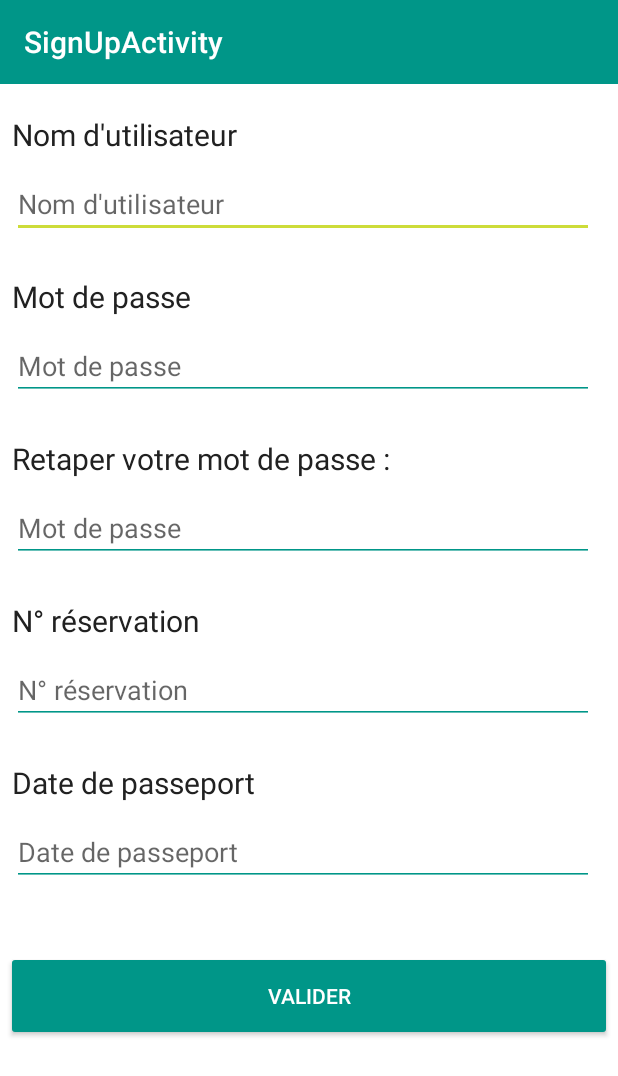
After one commit to Symsystem/Fidel, an Android app: the SignUpActivity screen opened directly, with no data from a screen before it, on a phone screen of 412 x 824 dp. The commit adds this screen. Shown: the top 1076 px of the screen. Run offline under Robolectric (Android 15) with nearby library versions, the phone set to English and light mode, and no system bars.

Commit message:
SignUpActivity

```diff
--- a/app/src/main/AndroidManifest.xml
+++ b/app/src/main/AndroidManifest.xml
@@ -20,6 +20,14 @@
             android:name=".ConnectActivity"
             android:label="@string/title_activity_connect" >
         </activity>
+        <activity
+            android:name=".SignUpActivity"
+            android:label="@string/title_activity_sign_up"
+            android:parentActivityName=".ConnectActivity" >
+            <meta-data
+                android:name="android.support.PARENT_ACTIVITY"
+                android:value="com.fidel.fidel.ConnectActivity" />
+        </activity>
     </application>
 
 </manifest>
--- /dev/null
+++ b/app/src/main/java/com/fidel/fidel/SignUpActivity.java
@@ -0,0 +1,26 @@
+package com.fidel.fidel;
+
+import android.support.v7.app.ActionBarActivity;
+import android.os.Bundle;
+import android.view.Menu;
+import android.view.MenuItem;
+import android.support.v7.widget.Toolbar;
+
+
+public class SignUpActivity extends ActionBarActivity {
+
+    Toolbar toolbar;
+
+    @Override
+    protected void onCreate(Bundle savedInstanceState) {
+        super.onCreate(savedInstanceState);
+        setContentView(R.layout.activity_sign_up);
+
+
+        toolbar = (Toolbar) findViewById(R.id.toolbar);
+        setSupportActionBar(toolbar);
+        getSupportActionBar().setDisplayShowHomeEnabled(true);
+    }
+
+
+}
--- a/app/src/main/res/layout/activity_connect.xml
+++ b/app/src/main/res/layout/activity_connect.xml
@@ -47,36 +47,38 @@
         <TextView
             android:layout_width="fill_parent"
             android:layout_height="wrap_content"
-            android:text="Entrez votre login :"
+            android:text="@string/login"
             android:textSize="20dp"
-            android:paddingBottom="10dp"/>
+            android:paddingBottom="10dp"
+            android:textColor="@color/primary_text"/>
 
         <EditText
             android:layout_width="match_parent"
             android:layout_height="wrap_content"
             android:id="@+id/editLogin"
-            android:hint="Login"
+            android:hint="@string/login"
             android:layout_marginBottom="25dp"/>
 
         <TextView
             android:layout_width="fill_parent"
             android:layout_height="wrap_content"
-            android:text="Entrez votre mot de passe :"
+            android:text="@string/password"
             android:textSize="20dp"
-            android:paddingBottom="10dp"/>
+            android:paddingBottom="10dp"
+            android:textColor="@color/primary_text"/>
 
         <EditText
             android:layout_width="match_parent"
             android:layout_height="wrap_content"
             android:id="@+id/editpassword"
-            android:hint="Mot de passe"
+            android:hint="@string/password"
             android:layout_marginBottom="25dp"/>
 
         <Button
             android:layout_width="fill_parent"
             android:layout_height="wrap_content"
             style="@style/MenuButton"
-            android:text="Connexion"
+            android:text="@string/connect"
             android:id="@+id/connexionButton"
             android:layout_marginBottom="20dp"/>
 
@@ -87,7 +89,7 @@
         android:layout_width="fill_parent"
         android:layout_height="wrap_content"
         style="@style/MenuButton"
-        android:text="S'inscrire"
+        android:text="@string/signUp"
         android:id="@+id/inscriptionButton"
         android:layout_alignParentBottom="true"
         android:layout_centerHorizontal="true"/>
--- /dev/null
+++ b/app/src/main/res/layout/activity_sign_up.xml
@@ -0,0 +1,109 @@
+<LinearLayout xmlns:android="http://schemas.android.com/apk/res/android"
+                xmlns:tools="http://schemas.android.com/tools"
+                android:layout_width="match_parent"
+                android:layout_height="match_parent"
+                android:orientation="vertical"
+                android:paddingBottom="@dimen/activity_vertical_margin"
+                tools:context="com.fidel.fidel.SignUpActivity">
+
+    <include
+        layout="@layout/toolbar"
+        android:id="@+id/toolbar"/>
+
+    <ScrollView
+        android:layout_width="fill_parent"
+        android:layout_height="wrap_content"
+        android:paddingLeft="8dp">
+
+        <LinearLayout
+            android:layout_width="fill_parent"
+            android:layout_height="fill_parent"
+            android:paddingRight="@dimen/activity_horizontal_margin"
+            android:paddingBottom="@dimen/activity_vertical_margin"
+            android:layout_marginTop="20dp"
+            android:orientation="vertical">
+
+            <TextView
+                android:layout_width="wrap_content"
+                android:layout_height="wrap_content"
+                android:text="@string/login"
+                android:textSize="20sp"
+                android:textColor="@color/primary_text"
+                android:paddingBottom="10dp"/>
+
+            <EditText
+                android:layout_width="match_parent"
+                android:layout_height="wrap_content"
+                android:hint="@string/login"
+                android:layout_marginBottom="25dp"/>
+
+            <TextView
+                android:layout_width="wrap_content"
+                android:layout_height="wrap_content"
+                android:text="@string/password"
+                android:textSize="20sp"
+                android:textColor="@color/primary_text"
+                android:paddingBottom="10dp"/>
+
+            <EditText
+                android:layout_width="match_parent"
+                android:layout_height="wrap_content"
+                android:hint="@string/password"
+                android:layout_marginBottom="25dp"/>
+
+            <TextView
+                android:layout_width="wrap_content"
+                android:layout_height="wrap_content"
+                android:text="@string/passwordbis"
+                android:textSize="20dp"
+                android:textColor="@color/primary_text"
+                android:paddingBottom="10dp"/>
+
+            <EditText
+                android:layout_width="match_parent"
+                android:layout_height="wrap_content"
+                android:hint="@string/password"
+                android:layout_marginBottom="25dp"/>
+
+            <TextView
+                android:layout_width="wrap_content"
+                android:layout_height="wrap_content"
+                android:text="@string/inscrNumRes"
+                android:textSize="20dp"
+                android:textColor="@color/primary_text"
+                android:paddingBottom="10dp"/>
+
+            <EditText
+                android:layout_width="match_parent"
+                android:layout_height="wrap_content"
+                android:hint="@string/inscrNumRes"
+                android:layout_marginBottom="25dp"/>
+
+            <TextView
+                android:layout_width="wrap_content"
+                android:layout_height="wrap_content"
+                android:text="@string/passeport"
+                android:textSize="20dp"
+                android:textColor="@color/primary_text"
+                android:paddingBottom="10dp"/>
+
+            <EditText
+                android:layout_width="match_parent"
+                android:layout_height="wrap_content"
+                android:hint="@string/passeport"
+                android:layout_marginBottom="25dp"/>
+
+        </LinearLayout>
+
+    </ScrollView>
+
+    <Button
+        android:layout_width="fill_parent"
+        android:layout_height="wrap_content"
+        style="@style/MenuButton"
+        android:text="@string/valider"
+        android:id="@+id/inscriptionButton"
+        android:layout_alignParentBottom="true"
+        android:layout_centerHorizontal="true"/>
+
+</LinearLayout>
--- /dev/null
+++ b/app/src/main/res/menu/menu_sign_up.xml
@@ -0,0 +1,9 @@
+<menu xmlns:android="http://schemas.android.com/apk/res/android"
+      xmlns:app="http://schemas.android.com/apk/res-auto"
+      xmlns:tools="http://schemas.android.com/tools"
+      tools:context="com.fidel.fidel.SignUpActivity">
+    <item android:id="@+id/action_settings"
+          android:title="@string/action_settings"
+          android:orderInCategory="100"
+          app:showAsAction="never"/>
+</menu>
--- a/app/src/main/res/values/strings.xml
+++ b/app/src/main/res/values/strings.xml
@@ -8,6 +8,14 @@
     <string name="cancel">Annuler</string>
     <string name="valider">Valider</string>
     <string name="enterNumVol">Numéro de vol</string>
+    <string name="title_activity_sign_up">SignUpActivity</string>
+    <string name="login">Nom d'utilisateur</string>
+    <string name="password">Mot de passe</string>
+    <string name="connect">Connexion</string>
+    <string name="signUp">S'inscrire</string>
+    <string name="passwordbis">Retaper votre mot de passe :</string>
+    <string name="inscrNumRes">N° réservation</string>
+    <string name="passeport">Date de passeport</string>
 
     <string name="title_activity_connect">Connexion</string>
 </resources>
```
